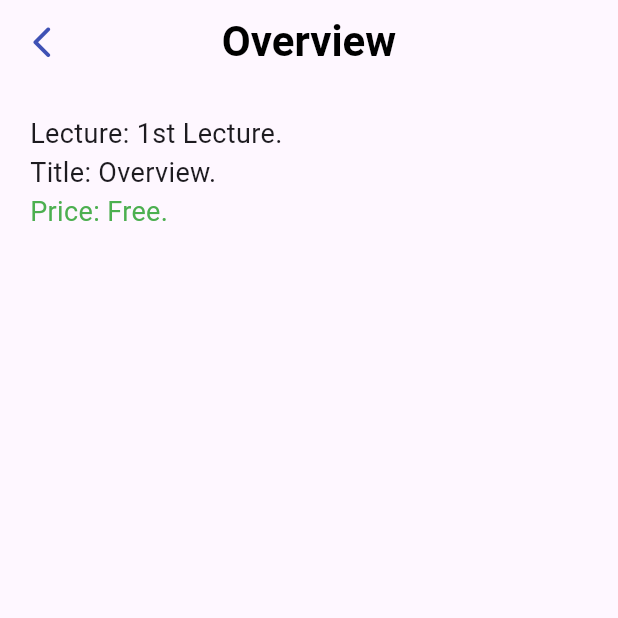
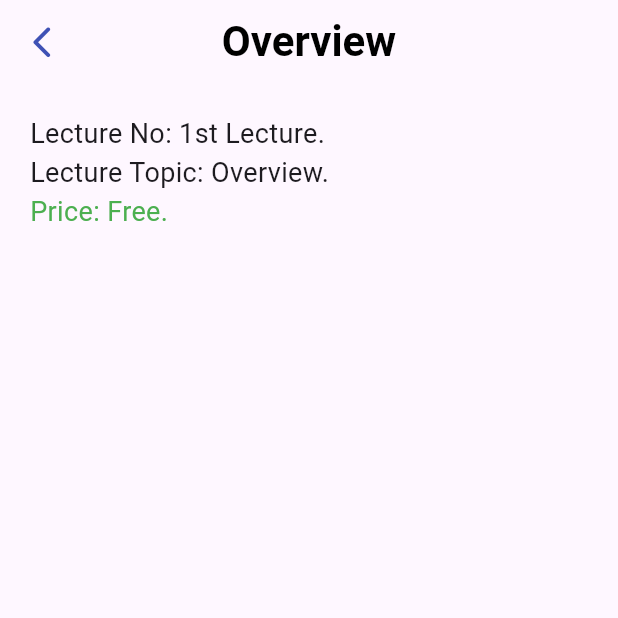
Before and after one commit to obaidul360/coderAngoan, a Flutter app: the screen it shows after launch, after a tap on "Coder Angoan", on a phone screen of 412 x 824 dp, the top half of it. Run offline on Flutter 3.47's test engine with Material 3 defaults, Android fonts, the phone set to English and light mode, and no system bars; our stand-ins replace carousel_slider, flutter_screenutil, image_picker; network calls fail; key blocks and very long unbroken strings in the code were emptied for the run.

Commit message:
today work

```diff
--- a/lib/main.dart
+++ b/lib/main.dart
@@ -1,3 +1,4 @@
+import 'package:coder/src/provider/carousel_slide.dart';
 import 'package:coder/src/provider/info_provider.dart';
 import 'package:coder/src/widgets/bottom_nav_bar.dart';
 import 'package:flutter/material.dart';
@@ -10,6 +11,7 @@ void main() {
     MultiProvider(
       providers: [
         ChangeNotifierProvider(create: (_) => InfoProvider()),
+        ChangeNotifierProvider(create: (_) => CarouselSliderProvider()),
       ],
       child: MyApp(),
     ),
--- a/lib/src/details_page/provider_details.dart
+++ b/lib/src/details_page/provider_details.dart
@@ -23,9 +23,16 @@ class DetailScreen extends StatelessWidget {
             fontSize: 28,
           ),
         ),
-        leading: IconButton(onPressed: (){
-          Navigator.pop(context);
-        }, icon: Icon(Icons.arrow_back_ios_new_rounded,size: 25,color: Colors.indigo,)),
+        leading: IconButton(
+          onPressed: () {
+            Navigator.pop(context);
+          },
+          icon: Icon(
+            Icons.arrow_back_ios_new_rounded,
+            size: 25,
+            color: Colors.indigo,
+          ),
+        ),
       ),
       body: Padding(
         padding: const EdgeInsets.all(20),
@@ -33,11 +40,11 @@ class DetailScreen extends StatelessWidget {
           crossAxisAlignment: CrossAxisAlignment.start,
           children: [
             Text(
-              "Lecture: ${product.lectuer}.",
+              "Lecture No: ${product.lectuer}.",
               style: const TextStyle(fontSize: 18),
             ),
             Text(
-              "Title: ${product.topic}.",
+              "Lecture Topic: ${product.topic}.",
               style: const TextStyle(fontSize: 18),
             ),
             Text(
--- a/lib/src/provider/carousel_slide.dart
+++ b/lib/src/provider/carousel_slide.dart
@@ -0,0 +1,30 @@
+import 'package:flutter/material.dart';
+
+class CarouselSliderProvider with ChangeNotifier {
+  final List<Map<String, String>> cardList = [
+    {
+      "title": "Lenovo Laptop",
+      "image":
+          "https://encrypted-tbn0.gstatic.com/images?q=tbn:ANd9GcRrADGeOQ3khxL75ZiMSEZEGIj6BOvwTxEm4g&s",
+      "subtitle": "Normaly",
+    },
+    {
+      "title": "Apple Laptop",
+      "image":
+          "https://encrypted-tbn0.gstatic.com/images?q=tbn:ANd9GcRInwp3KwXrDSLlYu5VB6A5wwEG-yblJD_EOw&s",
+      "subtitle": "Best Configration",
+    },
+    {
+      "title": "HP Laptop",
+      "image":
+          "https://encrypted-tbn0.gstatic.com/images?q=tbn:ANd9GcStI32PeS4sgS_RGrz5gdfnavR_9XyAqCRalg&s",
+      "subtitle": "Best Performance",
+    },
+    {
+      "title": "ASUS Laptop",
+      "image":
+          "https://encrypted-tbn0.gstatic.com/images?q=tbn:ANd9GcRUwVGZ6HT3-2pBwchKGiBIwuFVMVAEpcyobg&s",
+      "subtitle": "Good and Strong",
+    },
+  ];
+}
--- a/lib/src/provider/info_provider.dart
+++ b/lib/src/provider/info_provider.dart
@@ -1,24 +1,68 @@
 import 'package:coder/src/modle/modle_file.dart';
 import 'package:flutter/material.dart';
 
-class InfoProvider with ChangeNotifier{
-  List<ProductModel> _module=[
-    ProductModel(id: 1, name: "Coder Angoan", lectuer: "1st Lecture", topic: "Overview", price: "Free", image: "", assignment: ""),
-    ProductModel(id: 2, name: "Coder Angoan", lectuer: "2nd Lecture", topic: "Variable", price: "Free", image: "",assignment: ""),
-    ProductModel(id: 3, name: "Coder Angoan", lectuer: "3rd Lecture", topic: "Data_Type", price: "Free", image: "",assignment:""),
-    ProductModel(id: 4, name: "Coder Angoan", lectuer: "4th Lecture", topic: "Operator", price: "Free", image: "", assignment: ""),
-    ProductModel(id: 5, name: "Coder Angoan", lectuer: "5th Lecture", topic: "List", price: "Free", image: "", assignment: ""),
-    ProductModel(id: 6, name: "Coder Angoan", lectuer: "6th Lecture", topic: "Map", price: "Free", image: "", assignment: ""),
+class InfoProvider with ChangeNotifier {
+  List<ProductModel> _module = [
+    ProductModel(
+      id: 1,
+      name: "Coder Angoan",
+      lectuer: "1st Lecture",
+      topic: "Overview",
+      price: "Free",
+      image: "asset/conderangoan_logo1.jpg",
+      assignment: "",
+    ),
+    ProductModel(
+      id: 2,
+      name: "Coder Angoan",
+      lectuer: "2nd Lecture",
+      topic: "Variable",
+      price: "Free",
+      image: "asset/conderangoan_logo1.jpg",
+      assignment: "",
+    ),
+    ProductModel(
+      id: 3,
+      name: "Coder Angoan",
+      lectuer: "3rd Lecture",
+      topic: "Data_Type",
+      price: "Free",
+      image: "asset/conderangoan_logo1.jpg",
+      assignment: "",
+    ),
+    ProductModel(
+      id: 4,
+      name: "Coder Angoan",
+      lectuer: "4th Lecture",
+      topic: "Operator",
+      price: "Free",
+      image: "asset/conderangoan_logo1.jpg",
+      assignment: "",
+    ),
+    ProductModel(
+      id: 5,
+      name: "Coder Angoan",
+      lectuer: "5th Lecture",
+      topic: "List",
+      price: "Free",
+      image: "asset/conderangoan_logo1.jpg",
+      assignment: "",
+    ),
+    ProductModel(
+      id: 6,
+      name: "Coder Angoan",
+      lectuer: "6th Lecture",
+      topic: "Map",
+      price: "Free",
+      image: "asset/conderangoan_logo1.jpg",
+      assignment: "",
+    ),
+  ];
+  List<ProductModel> get modles => _module;
 
-  ];
-  List<ProductModel>get modles =>_module;
-
-  ProductModel Fint(int id){
-    return _module.firstWhere((item){
-      return item.id ==id;
+  ProductModel Fint(int id) {
+    return _module.firstWhere((item) {
+      return item.id == id;
     });
   }
-
-
-
 }
--- a/lib/src/screen/cart_screen.dart
+++ b/lib/src/screen/cart_screen.dart
@@ -10,12 +10,9 @@ class CartScreenPage extends StatefulWidget {
 class _CartScreenPageState extends State<CartScreenPage> {
   @override
   Widget build(BuildContext context) {
-    return Scaffold(appBar: AppBar(title: Text("Cart Page"),),);
+    return Scaffold(appBar: AppBar(title: Text("Cart Page")));
   }
 }
-
-
-
 
 /*
 import 'dart:io';
--- a/lib/src/screen/home_screen.dart
+++ b/lib/src/screen/home_screen.dart
@@ -7,6 +7,7 @@ import 'package:carousel_slider/carousel_slider.dart';
 import 'package:provider/provider.dart';
 
 import '../details_page/provider_details.dart';
+import '../provider/carousel_slide.dart';
 import '../provider/info_provider.dart';
 
 class HomeScreenPage extends StatefulWidget {
@@ -67,75 +68,18 @@ class _HomeScreenPageState extends State<HomeScreenPage> {
     );
   } //ImagePicked Code end
 
-  // Carousel_Slider Code Start
-  final List<Map<String, String>> cardList = [
-    {
-      "title": "Lenovo Laptop",
-      "image":
-          "https://encrypted-tbn0.gstatic.com/images?q=tbn:ANd9GcRrADGeOQ3khxL75ZiMSEZEGIj6BOvwTxEm4g&s",
-      "subtitle": "Normaly",
-    },
-    {
-      "title": "Apple Laptop",
-      "image":
-          "https://encrypted-tbn0.gstatic.com/images?q=tbn:ANd9GcRInwp3KwXrDSLlYu5VB6A5wwEG-yblJD_EOw&s",
-      "subtitle": "Best Configration",
-    },
-    {
-      "title": "HP Laptop",
-      "image":
-          "https://encrypted-tbn0.gstatic.com/images?q=tbn:ANd9GcStI32PeS4sgS_RGrz5gdfnavR_9XyAqCRalg&s",
-      "subtitle": "Best Performance",
-    },
-    {
-      "title": "ASUS Laptop",
-      "image":
-          "https://encrypted-tbn0.gstatic.com/images?q=tbn:ANd9GcRUwVGZ6HT3-2pBwchKGiBIwuFVMVAEpcyobg&s",
-      "subtitle": "Good and Strong",
-    },
-  ];
-  // Carousel_Slider Code end
-
-  // Product image code Start
-  final List<Map<String, dynamic>> products = [
-    {
-      "name": "পণ্য ১",
-      "price": 100,
-      "image":
-          "https://encrypted-tbn0.gstatic.com/images?q=tbn:ANd9GcS1ekySHHX-WmRWr0fcCisAPrMZcJhbJZ_qxg&s",
-    },
-    {
-      "name": "পণ্য ২",
-      "price": 200,
-      "image":
-          "https://encrypted-tbn0.gstatic.com/images?q=tbn:ANd9GcRv9vtiHfzg5tEGfRT-LTdgLOGFQkTXZ_lahA&s",
-    },
-    {
-      "name": "পণ্য ৩",
-      "price": 300,
-      "image":
-          "https://encrypted-tbn0.gstatic.com/images?q=tbn:ANd9GcT_qrn60hNTWePA-HrEZ-00j7kezLv-IgvGAw&s",
-    },
-    {
-      "name": "পণ্য ৩",
-      "price": 300,
-      "image":
-          "https://encrypted-tbn0.gstatic.com/images?q=tbn:ANd9GcQPY96Uj9VUK1-Y1ldIX1PaAOTB0QGW9dIK2A&s",
-    },
-  ];
-
-  // Product image code end
-
   @override
   Widget build(BuildContext context) {
     final info = Provider.of<InfoProvider>(context);
     final modules = info.modles;
+    final Slider = Provider.of<CarouselSliderProvider>(context);
+    final slider = Slider.cardList;
     return Scaffold(
       appBar: AppBar(
         backgroundColor: Color(0xFFFCFCFC),
         title: Center(
           child: Text(
-            "CoderAngoan App",
+            "Coder Angoan",
             style: TextStyle(fontSize: 16, fontWeight: FontWeight.bold),
           ),
         ),
@@ -193,16 +137,16 @@ class _HomeScreenPageState extends State<HomeScreenPage> {
             ),
           ),
           SizedBox(
-            height: 250,
+            height: 150,
             child: Center(
               child: CarouselSlider(
                 options: CarouselOptions(
-                  height: 200,
+                  height: 150,
                   autoPlay: true,
                   enlargeCenterPage: true,
                   viewportFraction: 0.8,
                 ),
-                items: cardList.map((item) {
+                items: slider.map((item) {
                   return Card(
                     elevation: 5,
                     shape: RoundedRectangleBorder(
@@ -254,7 +198,7 @@ class _HomeScreenPageState extends State<HomeScreenPage> {
           ),
           SizedBox(height: 8),
           SizedBox(
-            height: 100,
+            height: 135,
             child: Container(
               child: SingleChildScrollView(
                 scrollDirection: Axis.horizontal,
@@ -270,19 +214,22 @@ class _HomeScreenPageState extends State<HomeScreenPage> {
                           ),
                         );
                       },
+                      child: Padding(
+                        padding: const EdgeInsets.all(8.0),
                         child: Card(
                           elevation: 8,
                           child: Container(
+                            decoration: BoxDecoration(
+                              border: Border.symmetric(),
+                            ),
                             //color: Color(0xFFD0CAC9),
                             width: 90,
                             child: Column(
                               children: [
                                 Image(
-                                image: NetworkImage(
-                                  "https://static.vecteezy.com/system/resources/thumbnails/004/297/596/small_2x/education-logo-open-book-dictionary-textbook-or-notebook-with-sunrice-icon-modern-emblem-idea-concept-design-for-business-libraries-schools-universities-educational-courses-vector.jpg",
-                                ),
-                                width: 30,
-                                height: 30,
+                                  image: AssetImage(products.image),
+                                  height: 50,
+                                  width: 55,
                                 ),
                                 Text(
                                   products.name,
@@ -304,73 +251,13 @@ class _HomeScreenPageState extends State<HomeScreenPage> {
                             ),
                           ),
                         ),
+                      ),
                     );
                   }).toList(),
                 ),
               ),
             ),
           ),
-          /* SizedBox(
-            height: 200,
-            width: MediaQuery.of(context).size.width,
-            child: SingleChildScrollView(
-              scrollDirection: Axis.horizontal, // left > right scroll
-              child: Row(
-                children: modules.map((product) {
-                  return GestureDetector(
-                    onTap: () {
-                      Navigator.push(
-                        context,
-                        MaterialPageRoute(
-                          builder: (contex) =>
-                              DetailScreen(productId: product.id),
-                        ),
-                      );
-                    },
-                    child: Card(
-                      elevation: 5,
-                      margin: const EdgeInsets.all(10),
-                      child: Container(
-                        width: 180,
-                        padding: const EdgeInsets.all(12),
-                        child: Column(
-                          mainAxisAlignment: MainAxisAlignment.center,
-                          children: [
-                            Align(
-                              alignment: Alignment.center,
-                              child: Container(
-                                height: 60,
-                                width: 60,
-                                decoration: BoxDecoration(
-                                  image: DecorationImage(image: NetworkImage("https://static.vecteezy.com/system/resources/thumbnails/004/297/596/small_2x/education-logo-open-book-dictionary-textbook-or-notebook-with-sunrice-icon-modern-emblem-idea-concept-design-for-business-libraries-schools-universities-educational-courses-vector.jpg"),
-                                  )
-                                ),
-
-                              ),
-                            ),
-                            const SizedBox(height: 8),
-                            Text(
-                              product.name,
-                              style: const TextStyle(
-                                fontSize: 16,
-                                fontWeight: FontWeight.bold,
-                              ),
-                            ),
-                            Text(product.lectuer),
-                            Text(
-                              product.price,
-                              style: const TextStyle(color: Colors.green),
-                            ),
-                          ],
-                        ),
-                      ),
-                    ),
-                  );
-                }
-                ).toList(),
-              ),
-            ),
-          ),*/
         ],
       ),
     );
```
Also changed, not shown: asset/conderangoan_logo1.jpg (added). Lines whose indentation alone changed are shown as unchanged.
